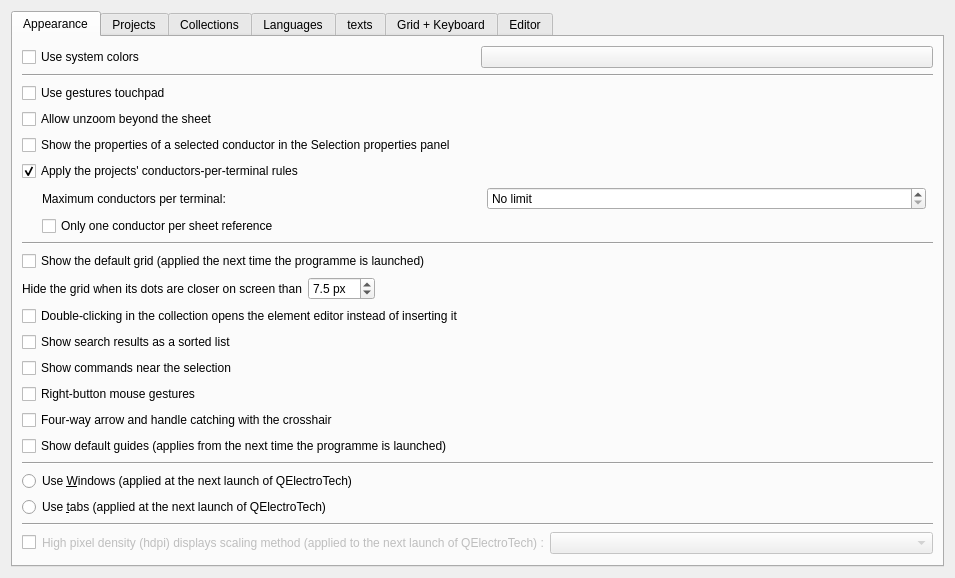
Qt form sources/ui/configpage/generalconfigurationpage.ui (qelectrotech/qelectrotech-source-mirror) before a commit.
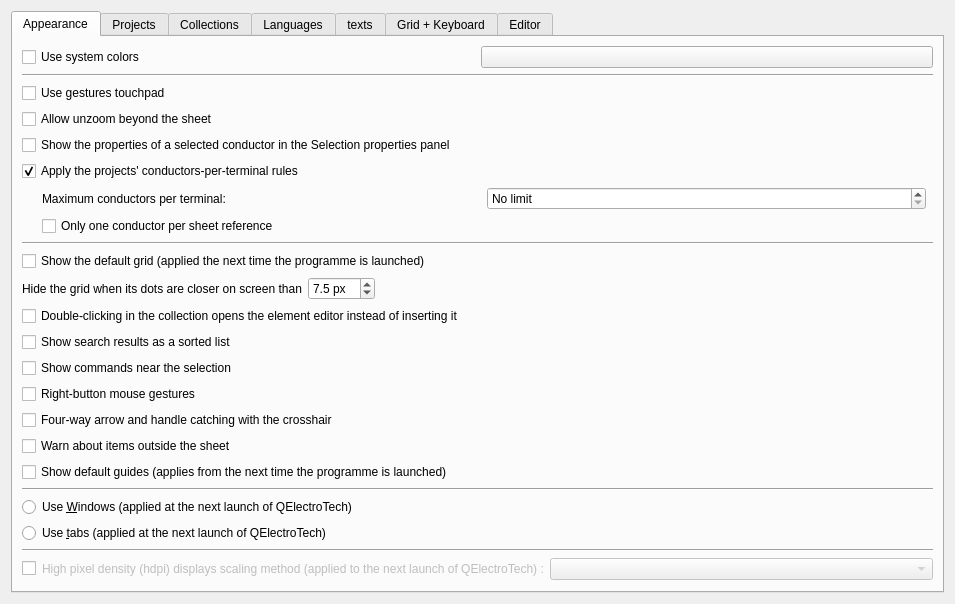
The same form after that commit. Custom widgets are drawn as their Qt base class.

Commit message: Warn about items outside the sheet before printing and exporting

What changed in the file:
```diff
--- a/sources/ui/configpage/generalconfigurationpage.ui
+++ b/sources/ui/configpage/generalconfigurationpage.ui
@@ -256,6 +256,16 @@
          </property>
         </widget>
        </item>
+       <item>
+        <widget class="QCheckBox" name="m_warn_outside_sheet_cb">
+         <property name="toolTip">
+          <string>Printing and exporting ask first when symbols, texts, shapes, pictures or tables lie outside the sheet, as they are cut off or left out; saving says so in the status bar.</string>
+         </property>
+         <property name="text">
+          <string>Warn about items outside the sheet</string>
+         </property>
+        </widget>
+       </item>
        <item>
         <widget class="QCheckBox" name="guides_startup_cb">
          <property name="text">
```
The commit also changes 41 other files.
